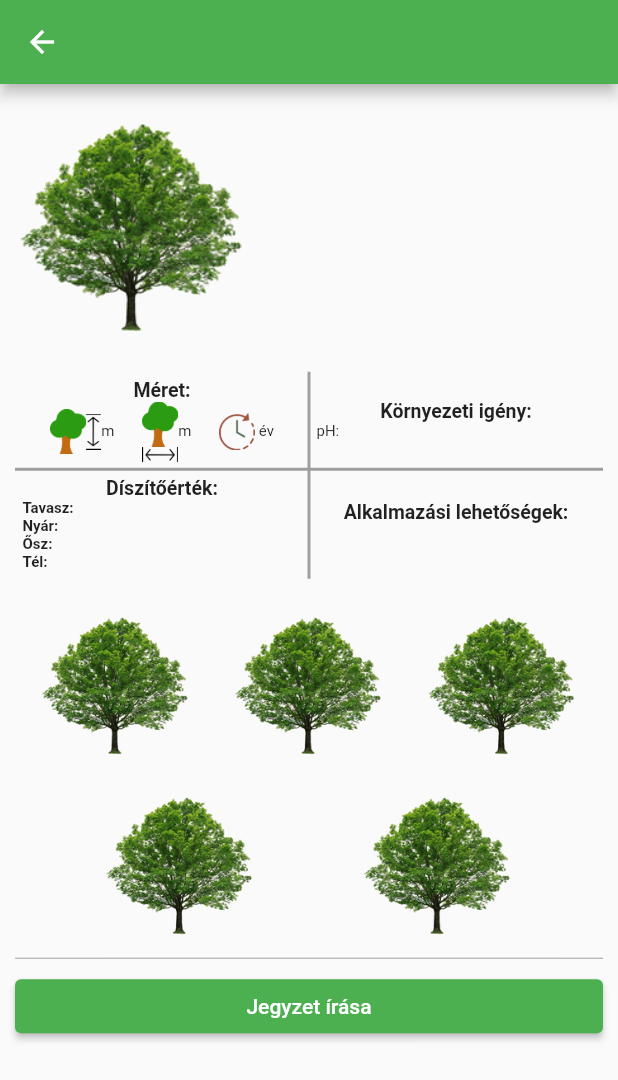
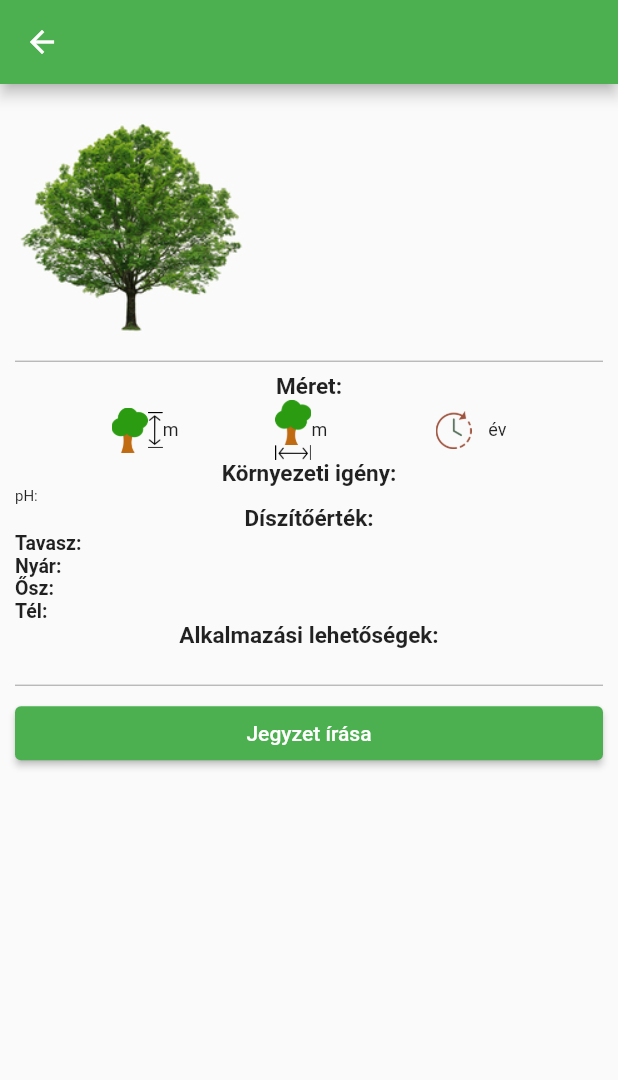
Before and after one commit to Beck-berry/arborapp, a Flutter app: the Plant screen opened directly with empty values, on a phone screen of 412 x 824 dp. Shown: the top 1080 px of the screen. Run offline on Flutter 3.47's test engine with Material 2 defaults, Android fonts, the phone set to English and light mode, and no system bars; our stand-ins replace cloud_firestore, firebase_auth, firebase_core, flutter_map, latlong2, searchfield; accounts and stored records are empty; generated files the repository leaves out were written again.

Commit message:
refact plant

```diff
--- a/lib/src/plant.dart
+++ b/lib/src/plant.dart
@@ -49,11 +49,18 @@ class Plant extends StatelessWidget {
                   ],
                 )
             ),
-            Container(
-              margin: const EdgeInsets.symmetric(vertical: 15),
-              child: AdatTabla(noveny: noveny)
+            const Divider(
+              color: Colors.grey,
             ),
-            SizedBox(
+            Column(
+              children: [
+                Meret(meret: noveny.meret),
+                KornyezetiIgenyek(igenyek: noveny.igenyek),
+                Diszitoertek(diszitoertek: noveny.diszitoertek),
+                Alkalmazas(alkalmazas: noveny.alkalmazas),
+              ],
+            ),
+            /*SizedBox(
                 width: double.infinity,
                 child: Wrap(
                   alignment: WrapAlignment.spaceEvenly,
@@ -82,7 +89,7 @@ class Plant extends StatelessWidget {
                     ),
                   ],
                 )
-            ),
+            ),*/
             const Divider(
               color: Colors.grey,
             ),
@@ -91,60 +98,6 @@ class Plant extends StatelessWidget {
             )
           ]
         )
-    );
-  }
-}
-
-class AdatTabla extends StatelessWidget {
-  const AdatTabla ({
-    required this.noveny,
-    super.key
-  });
-
-  final NovenyAdat noveny;
-
-  @override
-  Widget build(BuildContext context) {
-    return Table(
-      border: TableBorder.symmetric(
-        outside: BorderSide.none,
-        inside: const BorderSide(width: 2, color: Colors.grey, style: BorderStyle.solid)
-      ),
-      defaultVerticalAlignment: TableCellVerticalAlignment.middle,
-      children: <TableRow>[
-        TableRow(
-            children: [
-              TableCell(
-                  child: Padding(
-                    padding: const EdgeInsets.all(5.0),
-                    child: Meret(meret: noveny.meret)
-                  )
-              ),
-              TableCell(
-                  child: Padding(
-                    padding: const EdgeInsets.all(5.0),
-                    child: KornyezetiIgenyek(igenyek: noveny.igenyek)
-                  )
-              ),
-            ]
-        ),
-        TableRow(
-            children: [
-              TableCell(
-                  child: Padding(
-                    padding: const EdgeInsets.all(5.0),
-                    child: Diszitoertek(diszitoertek: noveny.diszitoertek)
-                  )
-              ),
-              TableCell(
-                  child: Padding(
-                    padding: const EdgeInsets.all(5.0),
-                    child: Alkalmazas(alkalmazas: noveny.alkalmazas)
-                  )
-              )
-            ]
-        ),
-      ],
     );
   }
 }
@@ -164,7 +117,7 @@ class Meret extends StatelessWidget {
         const Text(
           "Méret:",
           style: TextStyle(
-            fontSize: 13,
+            fontSize: 15,
             fontWeight: FontWeight.bold,
           )
         ),
@@ -187,7 +140,7 @@ class Meret extends StatelessWidget {
                 Text(
                   "${meret['magassag']}m",
                   style: const TextStyle(
-                    fontSize: 10,
+                    fontSize: 12,
                   ),
                 ),
               ]
@@ -209,21 +162,24 @@ class Meret extends StatelessWidget {
                 Text(
                   "${meret['szelesseg']}m",
                   style: const TextStyle(
-                    fontSize: 10,
+                    fontSize: 12,
                   ),
                 ),
               ],
             ),
            Row(
              children: [
-                Image.asset(
-                  'assets/images/ido.png',
-                  height: 25
-                ),
+               Padding(
+                 padding: const EdgeInsets.symmetric(horizontal: 8.0),
+                 child: Image.asset(
+                   'assets/images/ido.png',
+                   height: 25
+                 ),
+               ),
                 Text(
                   "${meret['ido']} év",
                   style: const TextStyle(
-                    fontSize: 10,
+                    fontSize: 12,
                   ),
                 )
               ],
@@ -250,7 +206,7 @@ class KornyezetiIgenyek extends StatelessWidget {
         const Text(
             "Környezeti igény:",
             style: TextStyle(
-              fontSize: 13,
+              fontSize: 15,
               fontWeight: FontWeight.bold,
             )
         ),
@@ -300,7 +256,7 @@ class Diszitoertek extends StatelessWidget {
         const Text(
             "Díszítőérték:",
             style: TextStyle(
-              fontSize: 13,
+              fontSize: 15,
               fontWeight: FontWeight.bold,
             )
         ),
@@ -311,7 +267,7 @@ class Diszitoertek extends StatelessWidget {
                 const Text(
                     "Tavasz:",
                     style: TextStyle(
-                      fontSize: 10,
+                      fontSize: 13,
                       fontWeight: FontWeight.bold,
                     )
                 ),
@@ -340,7 +296,7 @@ class Diszitoertek extends StatelessWidget {
                 const Text(
                     "Nyár:",
                     style: TextStyle(
-                      fontSize: 10,
+                      fontSize: 13,
                       fontWeight: FontWeight.bold,
                     )
                 ),
@@ -369,7 +325,7 @@ class Diszitoertek extends StatelessWidget {
                 const Text(
                     "Ősz:",
                     style: TextStyle(
-                      fontSize: 10,
+                      fontSize: 13,
                       fontWeight: FontWeight.bold,
                     )
                 ),
@@ -398,7 +354,7 @@ class Diszitoertek extends StatelessWidget {
                 const Text(
                     "Tél:",
                     style: TextStyle(
-                      fontSize: 10,
+                      fontSize: 13,
                       fontWeight: FontWeight.bold,
                     )
                 ),
@@ -444,7 +400,7 @@ class Alkalmazas extends StatelessWidget {
         const Text(
             "Alkalmazási lehetőségek:",
             style: TextStyle(
-              fontSize: 13,
+              fontSize: 15,
               fontWeight: FontWeight.bold,
             )
         ),
```
